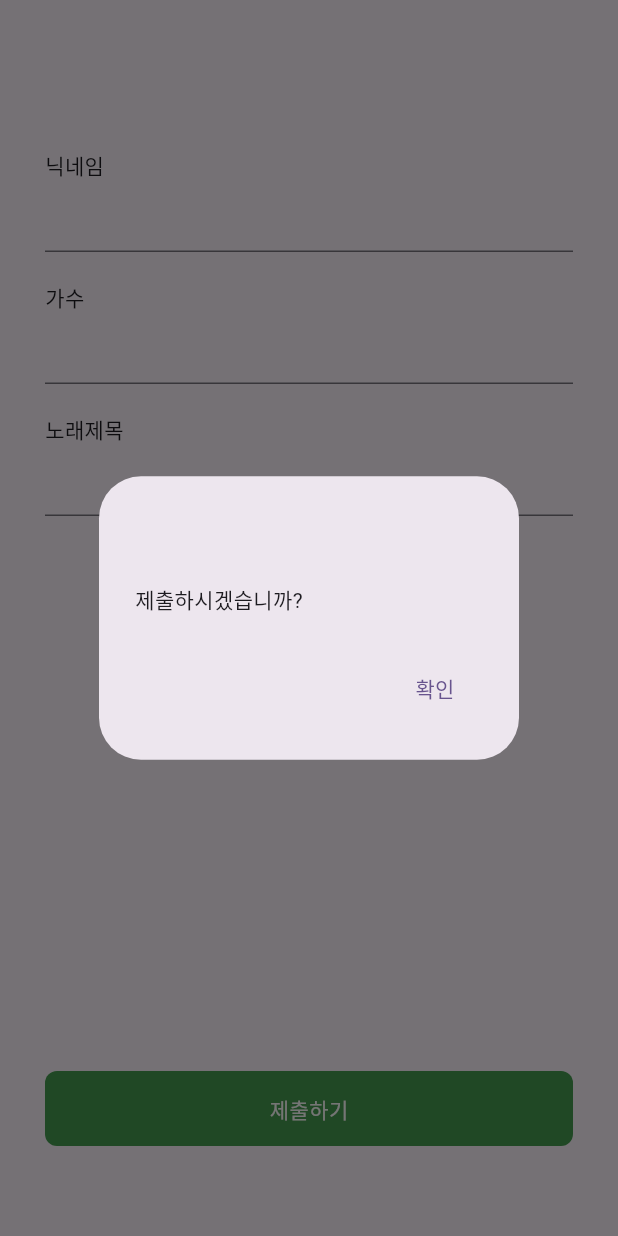
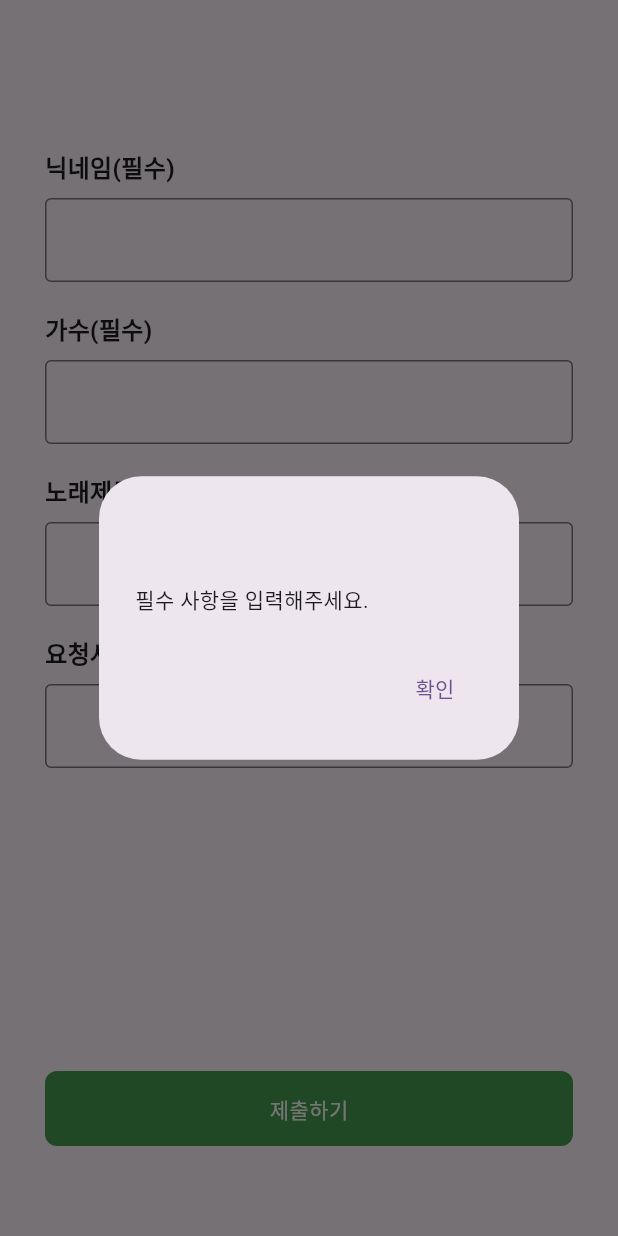
Before and after one commit to JinSun88/karaoke, a Flutter app: the screen it shows after launch, after a tap on "제출하기", on a phone screen of 412 x 824 dp. Run offline on Flutter 3.47's test engine with Material 3 defaults, Android fonts, the phone set to English and light mode, and no system bars; our stand-ins replace cloud_firestore, firebase_core; accounts and stored records are empty; statements that could not run were skipped.

Commit message:
페이지 완성, fireStore 붙임

```diff
--- a/lib/main.dart
+++ b/lib/main.dart
@@ -1,7 +1,15 @@
 import 'package:flutter/material.dart';
 import 'package:karaoke_form/main_page.dart';
+import 'package:firebase_core/firebase_core.dart';
+import 'firebase_options.dart';
 
 void main() {
+  WidgetsFlutterBinding.ensureInitialized();
+  // Firebase 초기화
+  Firebase.initializeApp(
+    options: DefaultFirebaseOptions.currentPlatform,
+  );
+
   runApp(const MyApp());
 }
 
--- a/lib/main_page.dart
+++ b/lib/main_page.dart
@@ -1,5 +1,5 @@
 import 'package:flutter/material.dart';
-import 'package:flutter/widgets.dart';
+import 'package:cloud_firestore/cloud_firestore.dart';
 
 class MainPage extends StatefulWidget {
   const MainPage({super.key});
@@ -9,6 +9,12 @@ class MainPage extends StatefulWidget {
 }
 
 class _MainPageState extends State<MainPage> {
+  final TextEditingController nicknameController = TextEditingController();
+  final TextEditingController singerController = TextEditingController();
+  final TextEditingController songTitleController = TextEditingController();
+  final TextEditingController requestController = TextEditingController();
+  final FirebaseFirestore _firestore = FirebaseFirestore.instance;
+
   @override
   Widget build(BuildContext context) {
     return Scaffold(
@@ -19,19 +25,35 @@ class _MainPageState extends State<MainPage> {
             const SizedBox(
               height: 100,
             ),
-            TextFieldWithTitleWidget(title: "닉네임"),
+            TextFieldWithTitleWidget(
+              title: "닉네임(필수)",
+              controller: nicknameController,
+            ),
             const SizedBox(
               height: 20,
             ),
-            TextFieldWithTitleWidget(title: "가수"),
+            TextFieldWithTitleWidget(
+              title: "가수(필수)",
+              controller: singerController,
+            ),
             const SizedBox(
               height: 20,
             ),
-            TextFieldWithTitleWidget(title: "노래제목"),
+            TextFieldWithTitleWidget(
+              title: "노래제목(필수)",
+              controller: songTitleController,
+            ),
+            const SizedBox(
+              height: 20,
+            ),
+            TextFieldWithTitleWidget(
+              title: "요청사항(선택)",
+              controller: requestController,
+            ),
             const Spacer(),
             GestureDetector(
               onTap: () {
-                _showSystemAlert(context);
+                _onSubmit(context);
               },
               child: Container(
                 height: 50,
@@ -58,14 +80,25 @@ class _MainPageState extends State<MainPage> {
     );
   }
 
-  // 시스템 알림 다이얼로그를 띄우는 함수
-  void _showSystemAlert(BuildContext context) {
+  void _onSubmit(BuildContext context) {
+    if (nicknameController.text.isEmpty ||
+        singerController.text.isEmpty ||
+        songTitleController.text.isEmpty) {
+      // 필드 중 하나라도 비어 있으면 경고 표시
+      _showErrorAlert(context);
+    } else {
+      // 모든 필드가 입력되었으면 확인 알림 표시
+      _showSubmitAlert(context);
+    }
+  }
+
+  void _showErrorAlert(BuildContext context) {
     showDialog(
       context: context,
       builder: (BuildContext context) {
         return AlertDialog(
           title: Text(''),
-          content: Text('제출하시겠습니까?'),
+          content: Text('필수 사항을 입력해주세요.'),
           actions: <Widget>[
             TextButton(
               child: Text('확인'),
@@ -78,27 +111,75 @@ class _MainPageState extends State<MainPage> {
       },
     );
   }
+
+  // 시스템 알림 다이얼로그를 띄우는 함수
+  void _showSubmitAlert(BuildContext context) {
+    showDialog(
+      context: context,
+      builder: (BuildContext context) {
+        return AlertDialog(
+          title: Text(''),
+          content: Text('제출하시겠습니까?'),
+          actions: <Widget>[
+            TextButton(
+              child: Text('취소'),
+              onPressed: () {
+                Navigator.of(context).pop();
+              },
+            ),
+            TextButton(
+              child: Text('확인'),
+              onPressed: () {
+                _addDataToFirestore();
+                Navigator.of(context).pop();
+              },
+            ),
+          ],
+        );
+      },
+    );
+  }
+
+  Future<void> _addDataToFirestore() async {
+    try {
+      await _firestore.collection('reservation').add({
+        'nickname': nicknameController.text,
+        'singer': singerController.text,
+        'songTitle': songTitleController.text,
+        'request': requestController.text,
+      });
+    } catch (e) {
+      print(e);
+    }
+  }
 }
 
 class TextFieldWithTitleWidget extends StatelessWidget {
   final String title;
+  final TextEditingController controller;
+
   const TextFieldWithTitleWidget({
     super.key,
     required this.title,
+    required this.controller,
   });
 
   @override
   Widget build(BuildContext context) {
     return Column(
+      crossAxisAlignment: CrossAxisAlignment.start,
       children: [
-        Row(
-          children: [
-            Text(
-              title,
-            ),
-          ],
+        Text(
+          title,
+          style: const TextStyle(fontSize: 16, fontWeight: FontWeight.bold),
         ),
-        TextField(),
+        const SizedBox(height: 8),
+        TextField(
+          controller: controller,
+          decoration: InputDecoration(
+            border: OutlineInputBorder(),
+          ),
+        ),
       ],
     );
   }
--- a/pubspec.yaml
+++ b/pubspec.yaml
@@ -35,7 +35,8 @@ dependencies:
   # The following adds the Cupertino Icons font to your application.
   # Use with the CupertinoIcons class for iOS style icons.
   cupertino_icons: ^1.0.6
-  cloud_firestore: ^5.4.0
+  firebase_core: ^2.16.0  # Firebase core
+  cloud_firestore: ^4.17.5
 
 dev_dependencies:
   flutter_test:
```
Also changed, not shown: firebase.json (added), lib/firebase_options.dart (added), 9 other files.
